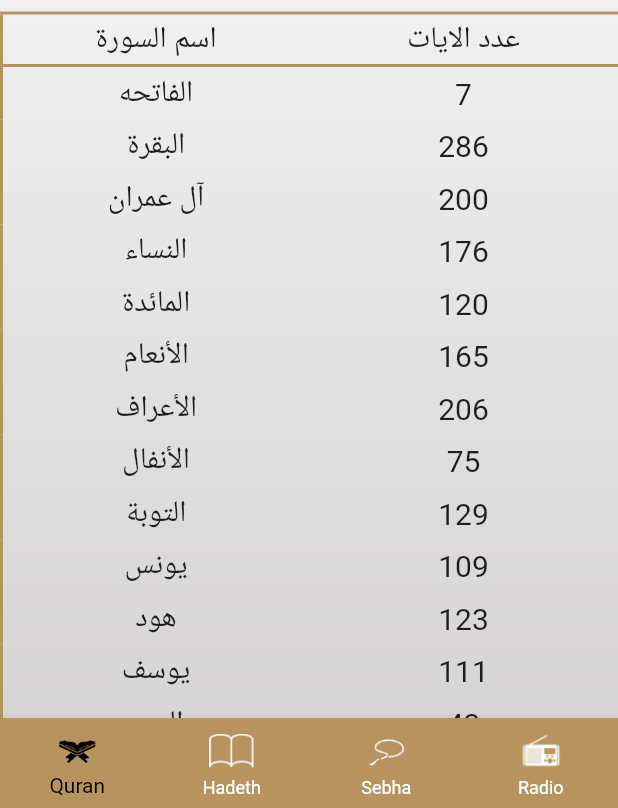
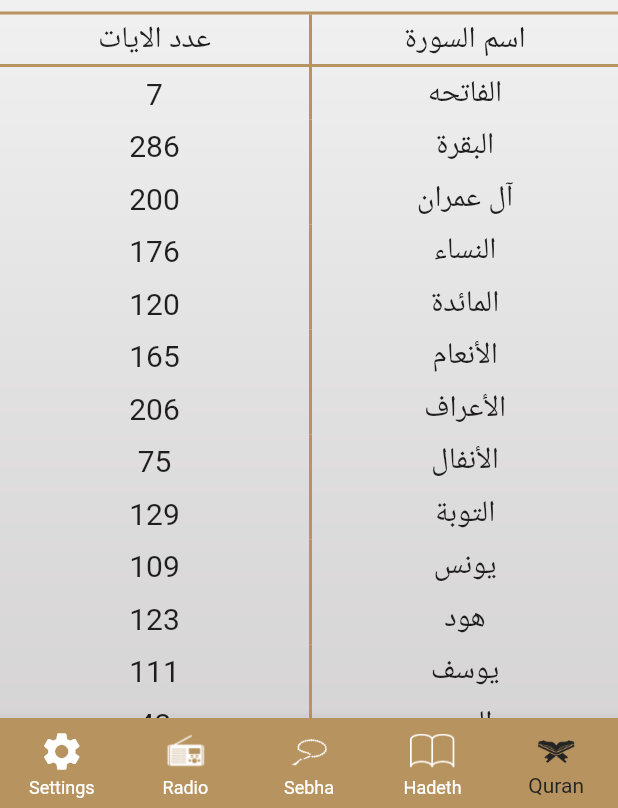
Before and after one commit to A7medabdelaty/Islami, a Flutter app: the screen it shows after launch, on a phone screen of 412 x 824 dp, the part 428-1236 px from its top. Run offline on Flutter 3.47's test engine with Material 2 defaults, Android fonts, the phone set to English and light mode, and no system bars; generated files the repository leaves out were written again.

Commit message:
add provider & settings tab, update theme & language

```diff
--- a/lib/home_screen/home.dart
+++ b/lib/home_screen/home.dart
@@ -4,6 +4,10 @@ import 'package:islami/home_screen/hadeth_tab/hadeth_tab.dart';
 import 'package:islami/home_screen/quran_tab/quran_tab.dart';
 import 'package:islami/home_screen/radio_tab/radio_tab.dart';
 import 'package:islami/home_screen/sebha_tab/sebha_tab.dart';
+import 'package:islami/home_screen/settings_tab/settings_tab.dart';
+import 'package:islami/provider/main_provider.dart';
+import 'package:islami/theme.dart';
+import 'package:provider/provider.dart';
 
 class HomeScreen extends StatefulWidget {
   const HomeScreen({Key? key}) : super(key: key);
@@ -14,28 +18,32 @@ class HomeScreen extends StatefulWidget {
 
 class _HomeScreenState extends State<HomeScreen> {
   List<Widget> tabs = [
+    const QuranTab(),
+    const HadethTab(),
+    const SebhaTab(),
     const RadioTab(),
-    const SebhaTab(),
-    const HadethTab(),
-    const QuranTab(),
+    const SettingsTab(),
   ];
 
-  int currentIndex = 3;
+  int currentIndex = 0;
 
   @override
   Widget build(BuildContext context) {
+    MainProvider provider = Provider.of<MainProvider>(context);
     return Stack(
       children: [
         Image.asset(
-          'assets/images/default_bg.png',
+          provider.theme == ThemeMode.light ? 'assets/images/default_bg.png' : 'assets/images/dark_bg.png',
           width: double.infinity,
           fit: BoxFit.cover,
         ),
         Scaffold(
           backgroundColor: Colors.transparent,
           appBar: AppBar(
+            actionsIconTheme: IconThemeData(color: provider.theme == ThemeMode.light ? MyTheme.mainBlack : Colors.white),
             title: Text(
               AppLocalizations.of(context)!.islamy,
+              style: TextStyle(color: provider.theme == ThemeMode.light ? MyTheme.mainBlack : Colors.white),
             ),
           ),
           bottomNavigationBar: BottomNavigationBar(
@@ -48,10 +56,16 @@ class _HomeScreenState extends State<HomeScreen> {
               items: const [
                 BottomNavigationBarItem(
                     icon: ImageIcon(
-                      AssetImage('assets/images/icon_radio.png'),
+                      AssetImage('assets/images/icon_quran.png'),
                       size: 30,
                     ),
-                    label: 'Radio'),
+                    label: 'Quran'),
+                BottomNavigationBarItem(
+                    icon: ImageIcon(
+                      AssetImage('assets/images/icon_hadeth.png'),
+                      size: 30,
+                    ),
+                    label: 'Hadeth'),
                 BottomNavigationBarItem(
                     icon: ImageIcon(
                       AssetImage('assets/images/icon_sebha.png'),
@@ -60,16 +74,16 @@ class _HomeScreenState extends State<HomeScreen> {
                     label: 'Sebha'),
                 BottomNavigationBarItem(
                     icon: ImageIcon(
-                      AssetImage('assets/images/icon_hadeth.png'),
+                      AssetImage('assets/images/icon_radio.png'),
                       size: 30,
                     ),
-                    label: 'Hadeth'),
+                    label: 'Radio'),
                 BottomNavigationBarItem(
-                    icon: ImageIcon(
-                      AssetImage('assets/images/icon_quran.png'),
+                    icon: Icon(
+                      Icons.settings,
                       size: 30,
                     ),
-                    label: 'Quran'),
+                    label: 'Settings'),
               ]),
           body: tabs[currentIndex],
         ),
--- a/lib/home_screen/quran_tab/quran_tab.dart
+++ b/lib/home_screen/quran_tab/quran_tab.dart
@@ -1,8 +1,9 @@
 import 'package:flutter/material.dart';
 import 'package:flutter/services.dart';
+import 'package:flutter_gen/gen_l10n/app_localizations.dart';
 import 'package:islami/home_screen/quran_tab/sura_details.dart';
 import 'package:islami/theme.dart';
-import 'package:flutter_gen/gen_l10n/app_localizations.dart';
+
 import '../../constants.dart';
 
 class QuranTab extends StatefulWidget {
@@ -32,7 +33,8 @@ class _QuranTabState extends State<QuranTab> {
             ),
             Column(
               children: [
-                tableHead(AppLocalizations.of(context)!.verses_count, AppLocalizations.of(context)!.sura_name),
+                tableHead(AppLocalizations.of(context)!.verses_count,
+                    AppLocalizations.of(context)!.sura_name),
                 ListView.builder(
                   itemBuilder: (context, index) => tableRow(
                       versesCount.isEmpty ? '0' : versesCount[index].trim(),
@@ -70,15 +72,6 @@ Widget tableHead(String txt1, String txt2) {
       children: [
         Expanded(
           child: Container(
-            alignment: Alignment.center,
-            child: Text(
-              txt1,
-              style: const TextStyle(fontSize: 20),
-            ),
-          ),
-        ),
-        Expanded(
-          child: Container(
             padding: const EdgeInsets.all(3),
             alignment: Alignment.center,
             decoration: BoxDecoration(
@@ -88,6 +81,15 @@ Widget tableHead(String txt1, String txt2) {
             ),
             child: Text(
               txt2,
+              style: const TextStyle(fontSize: 20),
+            ),
+          ),
+        ),
+        Expanded(
+          child: Container(
+            alignment: Alignment.center,
+            child: Text(
+              txt1,
               style: const TextStyle(fontSize: 20),
             ),
           ),
@@ -108,15 +110,6 @@ Widget tableRow(String num, String name, int index, context) {
       children: [
         Expanded(
           child: Container(
-            alignment: Alignment.center,
-            child: Text(
-              num,
-              style: const TextStyle(fontSize: 20),
-            ),
-          ),
-        ),
-        Expanded(
-          child: Container(
             padding: const EdgeInsets.all(4),
             alignment: Alignment.center,
             decoration: BoxDecoration(
@@ -126,6 +119,15 @@ Widget tableRow(String num, String name, int index, context) {
             ),
             child: Text(
               name,
+              style: const TextStyle(fontSize: 20),
+            ),
+          ),
+        ),
+        Expanded(
+          child: Container(
+            alignment: Alignment.center,
+            child: Text(
+              num,
               style: const TextStyle(fontSize: 20),
             ),
           ),
--- a/lib/home_screen/radio_tab/radio_tab.dart
+++ b/lib/home_screen/radio_tab/radio_tab.dart
@@ -26,7 +26,7 @@ class RadioTab extends StatelessWidget {
             IconButton(
               splashRadius: 25,
               icon: Icon(
-                Icons.skip_previous,
+                Icons.skip_next,
                 size: 35,
                 color: MyTheme.mainGold,
               ),
@@ -44,7 +44,7 @@ class RadioTab extends StatelessWidget {
             IconButton(
               splashRadius: 25,
               icon: Icon(
-                Icons.skip_next,
+                Icons.skip_previous,
                 size: 35,
                 color: MyTheme.mainGold,
               ),
--- a/lib/main.dart
+++ b/lib/main.dart
@@ -4,10 +4,12 @@ import 'package:flutter_localizations/flutter_localizations.dart';
 import 'package:islami/home_screen/hadeth_tab/hadeth_details.dart';
 import 'package:islami/home_screen/home.dart';
 import 'package:islami/home_screen/quran_tab/sura_details.dart';
+import 'package:islami/provider/main_provider.dart';
 import 'package:islami/theme.dart';
+import 'package:provider/provider.dart';
 
 void main() {
-  runApp(const MyApp());
+  runApp(ChangeNotifierProvider(create: (context) => MainProvider(), child: const MyApp()));
 }
 
 class MyApp extends StatelessWidget {
@@ -16,8 +18,9 @@ class MyApp extends StatelessWidget {
   // This widget is the root of your application.
   @override
   Widget build(BuildContext context) {
+    MainProvider provider = Provider.of<MainProvider>(context);
     return MaterialApp(
-      locale: const Locale('ar'),
+      locale: Locale(provider.language),
       routes: {
         SuraDetails.routeName: (context) => const SuraDetails(),
         HadethDetails.routeName: (context) => const HadethDetails(),
@@ -35,7 +38,7 @@ class MyApp extends StatelessWidget {
       debugShowCheckedModeBanner: false,
       theme: MyTheme.lightTheme,
       darkTheme: MyTheme.darkTheme,
-      themeMode: ThemeMode.light,
+      themeMode: provider.theme,
       title: 'Islamy',
       home: const HomeScreen(),
     );
--- a/lib/theme.dart
+++ b/lib/theme.dart
@@ -2,12 +2,27 @@ import 'package:flutter/material.dart';
 
 class MyTheme {
   static Color mainGold = const Color.fromRGBO(183, 147, 95, 1.0);
-  static Color secondGold = const Color.fromRGBO(183, 147, 95, 0.60);
+  static Color mainDark = const Color.fromRGBO(20, 26, 46, 1.0);
+  static Color secondDark = const Color.fromRGBO(20, 26, 46, 1.0);
+  static Color secondGold = const Color.fromRGBO(183, 147, 95, 1.0);
+  static Color secondYellowDark = const Color.fromRGBO(250, 204, 29, 1.0);
   static Color mainBlack = const Color.fromRGBO(36, 36, 36, 1.0);
   static ThemeData lightTheme = ThemeData(
+    colorScheme: ColorScheme(
+        brightness: Brightness.light,
+        primary: mainGold,
+        onPrimary: Colors.white,
+        secondary: mainBlack,
+        onSecondary: Colors.white,
+        error: Colors.red,
+        onError: Colors.white,
+        background: Colors.transparent,
+        onBackground: Colors.white,
+        surface: Colors.grey,
+        onSurface: Colors.white),
     textTheme: const TextTheme(bodyText1: TextStyle(fontSize: 30)),
     scaffoldBackgroundColor: Colors.transparent,
-    iconTheme: IconThemeData(color: MyTheme.mainGold,size: 35),
+    iconTheme: IconThemeData(color: MyTheme.mainGold, size: 35),
     appBarTheme: const AppBarTheme(
       backgroundColor: Colors.transparent,
       elevation: 0.0,
@@ -17,16 +32,29 @@ class MyTheme {
         color: Color.fromRGBO(36, 36, 36, 1.0),
       ),
     ),
-    bottomNavigationBarTheme: const BottomNavigationBarThemeData(
-      backgroundColor: Color.fromRGBO(183, 147, 95, 1.0),
-      selectedItemColor: Colors.black,
+    bottomNavigationBarTheme: BottomNavigationBarThemeData(
+      backgroundColor: secondGold,
+      selectedItemColor: mainBlack,
       unselectedItemColor: Colors.white,
     ),
   );
 
   static ThemeData darkTheme = ThemeData(
-      iconTheme: IconThemeData(color: MyTheme.mainGold,size: 35),
+    colorScheme: ColorScheme(
+        brightness: Brightness.dark,
+        primary: mainDark,
+        onPrimary: Colors.white,
+        secondary: secondYellowDark,
+        onSecondary: Colors.white,
+        error: Colors.red,
+        onError: Colors.white,
+        background: Colors.transparent,
+        onBackground: Colors.white,
+        surface: Colors.grey,
+        onSurface: Colors.white),
+    textTheme: const TextTheme(bodyText1: TextStyle(fontSize: 30)),
     scaffoldBackgroundColor: Colors.transparent,
+    iconTheme: IconThemeData(color: MyTheme.mainGold, size: 35),
     appBarTheme: const AppBarTheme(
       backgroundColor: Colors.transparent,
       elevation: 0.0,
@@ -36,9 +64,10 @@ class MyTheme {
         color: Color.fromRGBO(36, 36, 36, 1.0),
       ),
     ),
-      bottomNavigationBarTheme: const BottomNavigationBarThemeData(
-        backgroundColor: Color.fromRGBO(183, 147, 95, 1.0),
-        selectedItemColor: Colors.black,
+    bottomNavigationBarTheme: BottomNavigationBarThemeData(
+      backgroundColor: secondDark,
+      selectedItemColor: secondYellowDark,
       unselectedItemColor: Colors.white,
-      ));
+    ),
+  );
 }
--- a/pubspec.yaml
+++ b/pubspec.yaml
@@ -39,6 +39,7 @@ dependencies:
   # The following adds the Cupertino Icons font to your application.
   # Use with the CupertinoIcons class for iOS style icons.
   cupertino_icons: ^1.0.5
+  provider: ^6.0.4
 
 dev_dependencies:
   flutter_test:
```
Also changed, not shown: lib/home_screen/hadeth_tab/hadeth_details.dart (+24 -4 lines), lib/home_screen/quran_tab/sura_details.dart (+25 -6 lines), lib/home_screen/settings_tab/settings_tab.dart (added, +186 -0 lines), lib/l10n/app_ar.arb (+6 -1 lines), lib/l10n/app_en.arb (+6 -1 lines), lib/provider/main_provider.dart (added, +24 -0 lines), pubspec.lock. Lines whose indentation alone changed are shown as unchanged.
